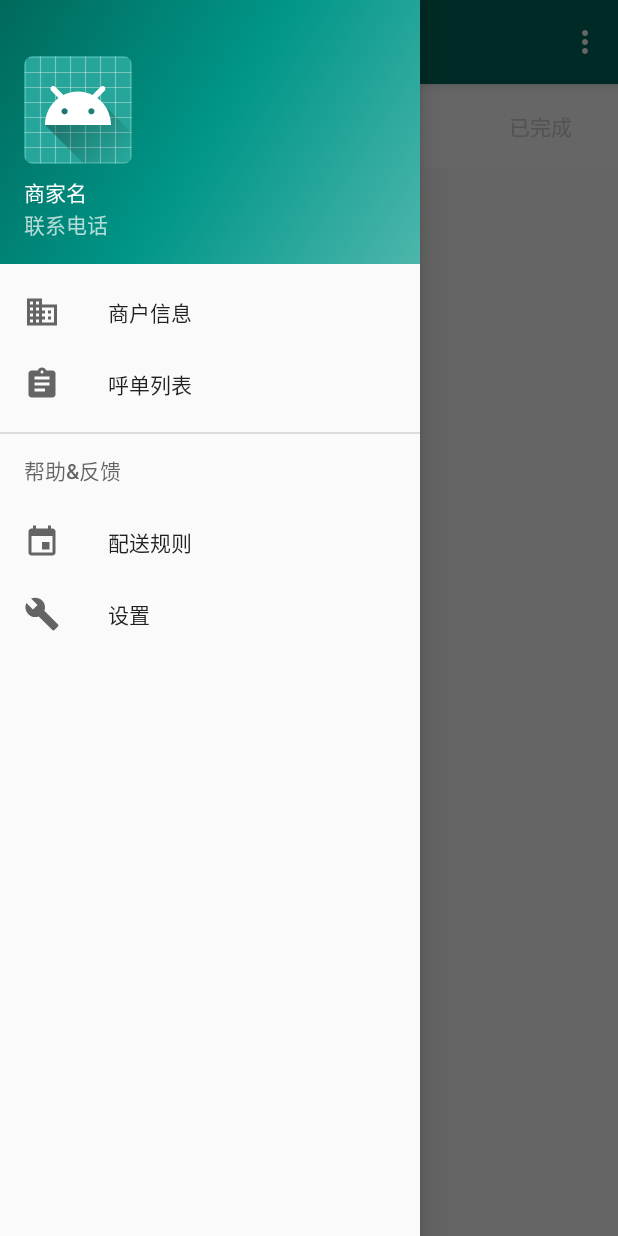
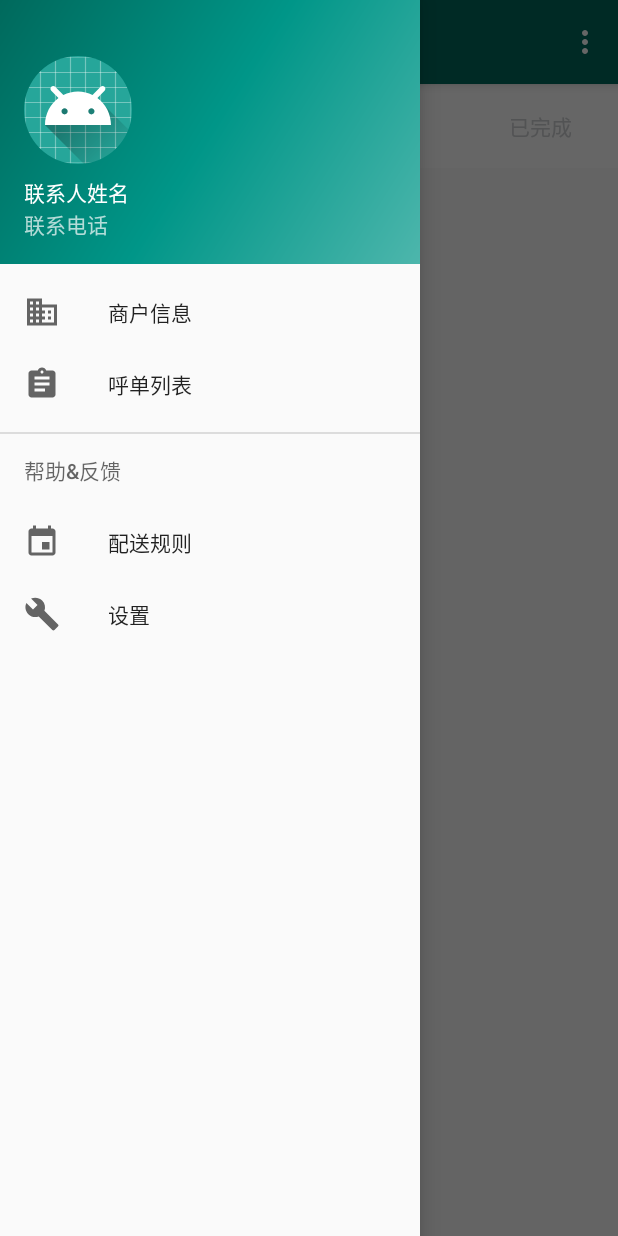
Before and after one commit to ZzcChen/FiveCrowdsourcing-Merchant, an Android app: the MainActivity screen opened directly, with no data from a screen before it, with the side drawer open, on a phone screen of 412 x 824 dp. Run offline under Robolectric (Android 15) with nearby library versions, the phone set to English and light mode, and no system bars; our stand-ins replace CircleImageView; 3 statements that could not run were skipped.

Commit message:
登陆功能完善:实现活动间数据通信

```diff
--- a/app/build.gradle
+++ b/app/build.gradle
@@ -30,5 +30,6 @@ dependencies {
     androidTestImplementation 'com.android.support.test.espresso:espresso-core:3.0.1'
     compile 'com.android.support:design:26.1.0'
     compile 'com.squareup.okhttp3:okhttp:3.4.1'
+    compile 'de.hdodenhof:circleimageview:2.1.0'
 
 }
--- a/app/src/main/AndroidManifest.xml
+++ b/app/src/main/AndroidManifest.xml
@@ -22,7 +22,7 @@
             android:theme="@style/AppTheme.NoActionBar">
         </activity>
         <activity
-            android:name=".MainActivity"
+            android:name=".view.MainActivity"
             android:label=""
             android:theme="@style/AppTheme.NoActionBar" >
         </activity>
--- a/app/src/main/java/com/example/administrator/fivecrowdsourcing_merchant/model/Merchant.java
+++ b/app/src/main/java/com/example/administrator/fivecrowdsourcing_merchant/model/Merchant.java
@@ -1,10 +1,12 @@
 package com.example.administrator.fivecrowdsourcing_merchant.model;
+
+import java.io.Serializable;
 
 /**
  * Created by Administrator on 2018/2/13.
  */
 
-public class Merchant {
+public class Merchant implements Serializable {
     private Long merchantid;//商户id
     private Long tofgid;//待配送物件种类id
     private String name;//联系人姓名
--- a/app/src/main/java/com/example/administrator/fivecrowdsourcing_merchant/view/LoginView.java
+++ b/app/src/main/java/com/example/administrator/fivecrowdsourcing_merchant/view/LoginView.java
@@ -1,4 +1,6 @@
 package com.example.administrator.fivecrowdsourcing_merchant.view;
+
+import com.example.administrator.fivecrowdsourcing_merchant.model.Merchant;
 
 /**
  * Created by Administrator on 2018/2/13.
@@ -8,5 +10,5 @@ public interface LoginView {
     /**
      * 登陆成功
      */
-    void onSuccess();
+    void onSuccess(Merchant merchant);
 }
--- a/app/src/main/java/com/example/administrator/fivecrowdsourcing_merchant/MainActivity.java
+++ b/app/src/main/java/com/example/administrator/fivecrowdsourcing_merchant/view/MainActivity.java
@@ -1,7 +1,9 @@
-package com.example.administrator.fivecrowdsourcing_merchant;
+package com.example.administrator.fivecrowdsourcing_merchant.view;
 
 import android.annotation.SuppressLint;
 import android.os.Bundle;
+import android.os.Handler;
+import android.os.Message;
 import android.support.design.widget.FloatingActionButton;
 import android.support.design.widget.Snackbar;
 import android.support.design.widget.TabLayout;
@@ -14,14 +16,31 @@ import android.support.v7.app.AppCompatActivity;
 import android.support.v7.widget.Toolbar;
 import android.view.Menu;
 import android.view.MenuItem;
+import android.widget.EditText;
+import android.widget.TextView;
+
+import com.example.administrator.fivecrowdsourcing_merchant.R;
+import com.example.administrator.fivecrowdsourcing_merchant.model.Merchant;
 
 public class MainActivity extends AppCompatActivity
         implements NavigationView.OnNavigationItemSelectedListener {
+    private TextView phone;
+    private TextView name;
+    private static final int SHOW_MERCHANT=1;//显示商家联系人信息
+    Merchant merchant=new Merchant();
 
     @Override
     protected void onCreate(Bundle savedInstanceState) {
         super.onCreate(savedInstanceState);
         setContentView(R.layout.activity_main);
+        //获得商家信息
+        merchant= (Merchant) getIntent().getSerializableExtra("merchant");
+        String name=merchant.getName();
+        initView();
+    }
+
+
+    private void initView() {
         Toolbar toolbar = (Toolbar) findViewById(R.id.toolbar);
         setSupportActionBar(toolbar);
 
@@ -33,6 +52,13 @@ public class MainActivity extends AppCompatActivity
 
         NavigationView navigationView = (NavigationView) findViewById(R.id.nav_view);
         navigationView.setNavigationItemSelectedListener(this);
+
+        //初始化商家信息
+        View headerLayout = navigationView.inflateHeaderView(R.layout.nav_header_main);
+        phone  = (TextView)headerLayout.findViewById(R.id.phone);
+        name = (TextView)headerLayout.findViewById(R.id.name);
+        phone.setText(merchant.getPhone());
+        name.setText(merchant.getName());
     }
 
     @Override
--- a/app/src/main/res/layout/activity_login.xml
+++ b/app/src/main/res/layout/activity_login.xml
@@ -34,7 +34,7 @@
                 android:id="@+id/phone"
                 android:layout_width="match_parent"
                 android:layout_height="wrap_content"
-                android:hint="@string/prompt_email"
+                android:hint="@string/prompt_phone"
                 android:inputType="textEmailAddress"
                 android:maxLines="1"
                 android:singleLine="true" />
--- a/app/src/main/res/layout/activity_main.xml
+++ b/app/src/main/res/layout/activity_main.xml
@@ -19,7 +19,6 @@
         android:layout_height="match_parent"
         android:layout_gravity="start"
         android:fitsSystemWindows="true"
-        app:headerLayout="@layout/nav_header_main"
         app:menu="@menu/activity_main_drawer" />
 
 </android.support.v4.widget.DrawerLayout>
--- a/app/src/main/res/layout/app_bar_main.xml
+++ b/app/src/main/res/layout/app_bar_main.xml
@@ -4,7 +4,7 @@
     xmlns:tools="http://schemas.android.com/tools"
     android:layout_width="match_parent"
     android:layout_height="match_parent"
-    tools:context="com.example.administrator.fivecrowdsourcing_merchant.MainActivity">
+    tools:context="com.example.administrator.fivecrowdsourcing_merchant.view.MainActivity">
 
     <android.support.design.widget.AppBarLayout
         android:layout_width="match_parent"
--- a/app/src/main/res/layout/content_main.xml
+++ b/app/src/main/res/layout/content_main.xml
@@ -5,7 +5,7 @@
     android:layout_width="match_parent"
     android:layout_height="match_parent"
     app:layout_behavior="@string/appbar_scrolling_view_behavior"
-    tools:context="com.example.administrator.fivecrowdsourcing_merchant.MainActivity"
+    tools:context="com.example.administrator.fivecrowdsourcing_merchant.view.MainActivity"
     tools:showIn="@layout/app_bar_main">
 
 
--- a/app/src/main/res/layout/nav_header_main.xml
+++ b/app/src/main/res/layout/nav_header_main.xml
@@ -12,19 +12,20 @@
     android:paddingTop="@dimen/activity_vertical_margin"
     android:theme="@style/ThemeOverlay.AppCompat.Dark">
 
-    <ImageView
+    <de.hdodenhof.circleimageview.CircleImageView
         android:id="@+id/imageView"
         android:layout_width="wrap_content"
         android:layout_height="wrap_content"
         android:paddingTop="@dimen/nav_header_vertical_spacing"
-        app:srcCompat="@mipmap/ic_launcher_round" />
+        android:src="@mipmap/ic_launcher_round"
+        />
 
     <TextView
-        android:id="@+id/merchant"
+        android:id="@+id/name"
         android:layout_width="match_parent"
         android:layout_height="wrap_content"
         android:paddingTop="@dimen/nav_header_vertical_spacing"
-        android:text="商家名"
+        android:text="联系人姓名"
         android:textAppearance="@style/TextAppearance.AppCompat.Body1" />
 
     <TextView
--- a/app/src/main/res/values/strings.xml
+++ b/app/src/main/res/values/strings.xml
@@ -8,7 +8,7 @@
     <string name="title_activity_login">Sign in</string>
 
     <!-- Strings related to login -->
-    <string name="prompt_email">Email</string>
+    <string name="prompt_phone">Phone</string>
     <string name="prompt_password">Password (optional)</string>
     <string name="action_sign_in">Sign in or register</string>
     <string name="action_sign_in_short">Sign in</string>
```
Also changed, not shown: app/src/main/java/com/example/administrator/fivecrowdsourcing_merchant/presenter/LoginPresenter.java (+23 -7 lines), app/src/main/java/com/example/administrator/fivecrowdsourcing_merchant/view/LoginActivity.java (+4 -4 lines).
